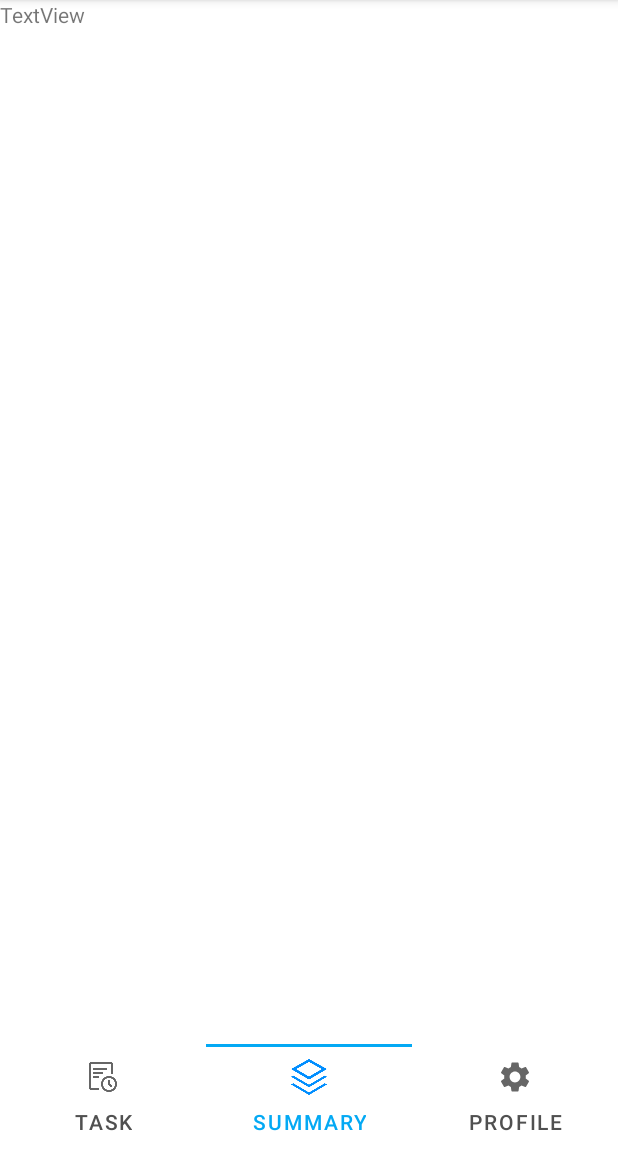
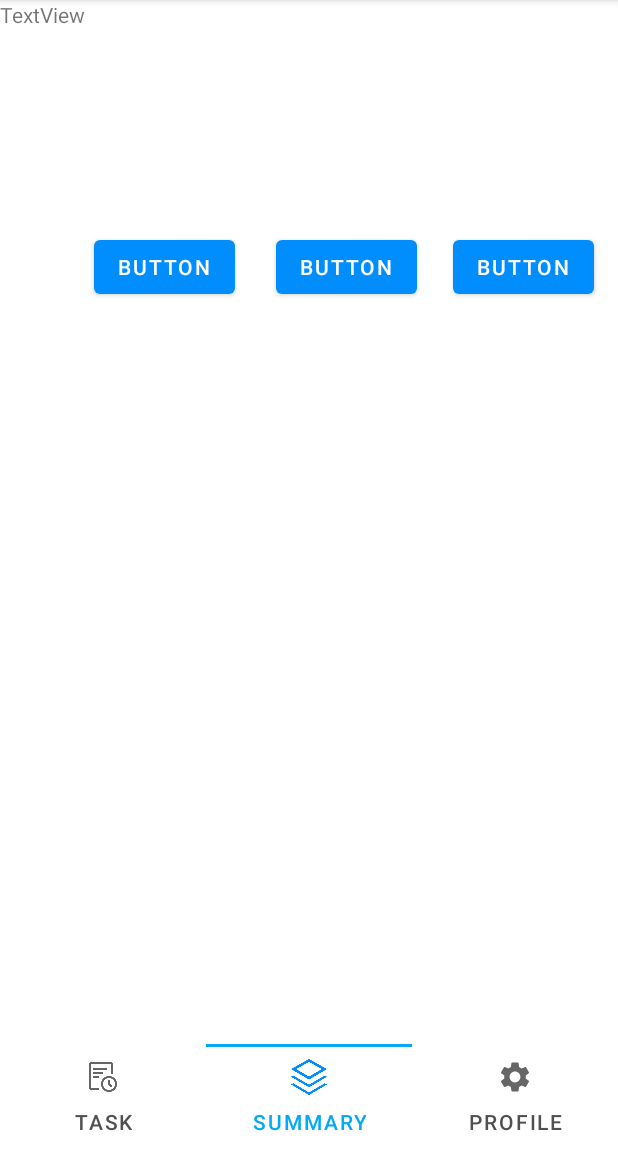
Before and after one commit to sunset69/LexurTimeManager, an Android app: the screen it shows after launch (MainActivity), item 2 of the bottom bar chosen, on a phone screen of 412 x 824 dp, the part 84-1236 px from its top. Run offline under Robolectric (Android 15) with nearby library versions, the phone set to English and light mode, and no system bars; our stand-ins replace Room's generated code, data binding; libraries missing offline, so code that uses them is left out: com.zzhoujay.markdown.

Commit message:
测试了label数据库

```diff
--- a/app/src/main/java/cc/lexur/lexurtimemanager/TaskViewModel.java
+++ b/app/src/main/java/cc/lexur/lexurtimemanager/TaskViewModel.java
@@ -8,6 +8,7 @@ import androidx.lifecycle.LiveData;
 
 import java.util.List;
 
+import cc.lexur.lexurtimemanager.room.Label;
 import cc.lexur.lexurtimemanager.room.Task;
 import cc.lexur.lexurtimemanager.room.TaskRepository;
 
@@ -41,5 +42,22 @@ public class TaskViewModel extends AndroidViewModel {
         taskRepository.clearTasks();
     }
 
+    public LiveData<List<Label>> getAllLabelsLive(){
+        return taskRepository.getAllLabelsLive();
+    }
+
+    public void insertLabels(Label... labels){
+        taskRepository.insertLabels(labels);
+    }
+
+    public void updateLabels(Label... labels){
+        taskRepository.updateLabels(labels);
+    }
+
+    public void deleteLabels(Label... labels){
+        taskRepository.deleteLabels(labels);
+    }
+
+
 
 }
--- a/app/src/main/java/cc/lexur/lexurtimemanager/room/Converters.java
+++ b/app/src/main/java/cc/lexur/lexurtimemanager/room/Converters.java
@@ -21,7 +21,7 @@ public class Converters {
     @TypeConverter
     public static Color fromArgb(Long value) {
         if (Build.VERSION.SDK_INT >= Build.VERSION_CODES.O) {
-            return value == null ? null : Color.valueOf(value);
+            return value == null ? Color.valueOf(Color.GRAY) : Color.valueOf(value);
         }
         return null;
     }
@@ -29,7 +29,7 @@ public class Converters {
     @TypeConverter
     public static Long colorToArgb(Color color) {
         if (Build.VERSION.SDK_INT >= Build.VERSION_CODES.O) {
-            return Long.valueOf(color == null ? null : color.toArgb());
+            return Long.valueOf(color == null ? Color.GRAY : color.toArgb());
         }
         return null;
     }
--- a/app/src/main/java/cc/lexur/lexurtimemanager/room/TaskRepository.java
+++ b/app/src/main/java/cc/lexur/lexurtimemanager/room/TaskRepository.java
@@ -9,6 +9,7 @@ import java.util.List;
 
 public class TaskRepository {
     private LiveData<List<Task>> allTasksLive;
+    private LiveData<List<Label>> allLabelsLive;
     private TaskDao taskDao;
     private LabelDao labelDao;
 
@@ -20,6 +21,7 @@ public class TaskRepository {
         labelDao = taskDatabase.getLabelDao();
         //LiveData格式的数据在获取时,系统自动会调用Async来处理
         allTasksLive = taskDao.getAllTasks();
+        allLabelsLive = labelDao.getAllLabels();
     }
 
     // 为实现AsyncTask静态内部类提供访问的接口
@@ -40,7 +42,16 @@ public class TaskRepository {
         new ClearAsyncTask(taskDao).execute();
     }
 
+    // 查询方法默认异步线程
+    public LiveData<List<Task>> getAllTasksLive() {
+        return allTasksLive;
+    }
+
     // Label相关
+    public LiveData<List<Label>> getAllLabelsLive(){
+        return allLabelsLive;
+    }
+
     public void insertLabels(Label... labels){
         new InsertAsyncLabel(labelDao).execute(labels);
     }
@@ -49,11 +60,6 @@ public class TaskRepository {
     }
     public void deleteLabels(Label... labels){
         new DeleteAsyncLabel(labelDao).execute(labels);
-    }
-
-    // 查询方法默认异步线程
-    public LiveData<List<Task>> getAllTasksLive() {
-        return allTasksLive;
     }
 
     //把对数据库的操作封装到实现AsyncTask的类中，因为Room对数据库的操作是耗时操作，不允许在主线程中执行。
@@ -130,8 +136,6 @@ public class TaskRepository {
         }
     }
 
-
-
     static class UpdateAsyncLabel extends AsyncTask<Label, Void, Void> {
 
         private LabelDao dao;
--- a/app/src/main/java/cc/lexur/lexurtimemanager/view/SummaryFragment.java
+++ b/app/src/main/java/cc/lexur/lexurtimemanager/view/SummaryFragment.java
@@ -23,6 +23,8 @@ import androidx.annotation.RequiresApi;
 import androidx.appcompat.app.AlertDialog;
 import androidx.databinding.DataBindingUtil;
 import androidx.fragment.app.Fragment;
+import androidx.lifecycle.LiveData;
+import androidx.lifecycle.Observer;
 import androidx.lifecycle.SavedStateViewModelFactory;
 import androidx.lifecycle.ViewModelProvider;
 
@@ -32,10 +34,12 @@ import java.io.IOException;
 import java.io.InputStream;
 import java.net.HttpURLConnection;
 import java.net.URL;
+import java.util.List;
 
 import cc.lexur.lexurtimemanager.R;
 import cc.lexur.lexurtimemanager.TaskViewModel;
 import cc.lexur.lexurtimemanager.databinding.FragmentSummaryBinding;
+import cc.lexur.lexurtimemanager.room.Label;
 import cc.lexur.lexurtimemanager.utils.Text2Markdown;
 import cc.lexur.lexurtimemanager.utils.TimePicker;
 
@@ -71,6 +75,37 @@ public class SummaryFragment extends Fragment {
             }
         });
 
+        LiveData<List<Label>> labelsLive = taskViewModel.getAllLabelsLive();
+        labelsLive.observe(this, new Observer<List<Label>>() {
+            @Override
+            public void onChanged(List<Label> labels) {
+                Log.d("test", "onChanged: 数据变化");
+                for (int i = 0; i < labels.size(); i++) {
+                    Log.d("test", "onChanged: " + labels.get(i).getName());
+                }
+            }
+        });
+
+        // 测试label数据库
+        binding.button.setOnClickListener(view1 -> {
+            Label label = new Label();
+            label.setName("生活");
+            taskViewModel.insertLabels(label);
+        });
+        binding.button2.setOnClickListener(view1 -> {
+            Label label = new Label();
+            int id = labelsLive.getValue().get(0).getId();
+            label.setId(id);
+            label.setName("修改");
+            taskViewModel.updateLabels(label);
+        });
+        binding.button3.setOnClickListener(view1 -> {
+            Label label = new Label();
+            int id = labelsLive.getValue().get(0).getId();
+            label.setId(id);
+            taskViewModel.deleteLabels(label);
+
+        });
 
     }
 
--- a/app/src/main/res/layout/fragment_summary.xml
+++ b/app/src/main/res/layout/fragment_summary.xml
@@ -11,7 +11,7 @@
 
     <androidx.constraintlayout.widget.ConstraintLayout
         android:layout_width="match_parent"
-        android:layout_height="match_parent" >
+        android:layout_height="match_parent">
 
         <TextView
             android:id="@+id/textView"
@@ -20,5 +20,34 @@
             android:text="TextView"
             app:layout_constraintStart_toStartOf="parent"
             app:layout_constraintTop_toTopOf="parent" />
+
+        <Button
+            android:id="@+id/button"
+            android:layout_width="wrap_content"
+            android:layout_height="wrap_content"
+            android:layout_marginEnd="27dp"
+            android:text="Button"
+            app:layout_constraintBaseline_toBaselineOf="@+id/button2"
+            app:layout_constraintEnd_toStartOf="@+id/button2" />
+
+        <Button
+            android:id="@+id/button2"
+            android:layout_width="wrap_content"
+            android:layout_height="wrap_content"
+            android:layout_marginTop="154dp"
+            android:layout_marginEnd="24dp"
+            android:text="Button"
+            app:layout_constraintEnd_toStartOf="@+id/button3"
+            app:layout_constraintTop_toTopOf="parent" />
+
+        <Button
+            android:id="@+id/button3"
+            android:layout_width="wrap_content"
+            android:layout_height="wrap_content"
+            android:layout_marginEnd="16dp"
+            android:text="Button"
+            app:layout_constraintBaseline_toBaselineOf="@+id/button2"
+            app:layout_constraintEnd_toEndOf="parent" />
+
     </androidx.constraintlayout.widget.ConstraintLayout>
 </layout>
```
